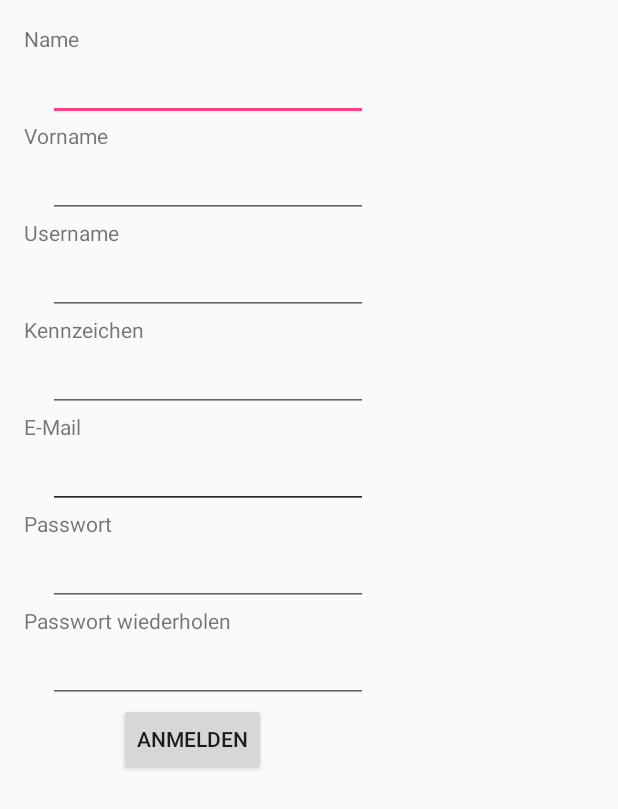
After one commit to SoerenJesseGruen/Schleppo, an Android app: the SignUpActivity screen opened directly, with no data from a screen before it, on a phone screen of 412 x 824 dp. The commit adds this screen. Shown: the top 809 px of the screen. Run offline under Robolectric (Android 15) with nearby library versions, the light colour scheme and no system bars; libraries missing offline, so code that uses them is left out: com.parse; 1 statement that could not run was skipped.

Commit message:
Login und Registrierung implementiert, diverse kl. Änderungen an UserManagement

```diff
--- /dev/null
+++ b/app/src/main/java/moco/schleppo/SignUpActivity.java
@@ -0,0 +1,79 @@
+package moco.schleppo;
+
+import android.content.Context;
+import android.os.Bundle;
+import android.support.v7.app.AppCompatActivity;
+import android.util.Log;
+import android.view.View;
+import android.widget.Button;
+import android.widget.EditText;
+import android.widget.Toast;
+
+import com.parse.ParseException;
+import com.parse.ParseUser;
+import com.parse.SignUpCallback;
+
+/**
+ * Created by soere on 05.12.2016.
+ */
+
+public class SignUpActivity  extends AppCompatActivity {
+
+    Button btnSignUp;
+    ParseUser parseUser;
+
+    @Override
+    protected void onCreate(Bundle savedInstanceState) {
+        super.onCreate(savedInstanceState);
+        setContentView(R.layout.activity_signup);
+
+        parseUser = new ParseUser();
+
+        setClickListener();
+    }
+
+    private void setClickListener () {
+
+        btnSignUp = (Button) findViewById(R.id.buttonSignUp_signUp);
+
+        btnSignUp.setOnClickListener(new View.OnClickListener() {
+            @Override
+            public void onClick(View view) {
+                EditText username = (EditText) findViewById(R.id.regUsernameInputText);
+                EditText name = (EditText) findViewById(R.id.regNameInputText);
+                EditText forename = (EditText) findViewById(R.id.regSurnameInputText);
+                EditText email = (EditText) findViewById(R.id.regMailInputText);
+                EditText licenseNumber = (EditText) findViewById(R.id.regLicencePlateInputText);
+                EditText password1 = (EditText) findViewById(R.id.regPassword1InputText);
+                EditText password2 = (EditText) findViewById(R.id.regPassword2InputText);
+
+                if(password1.getText().toString().compareTo(password2.getText().toString()) == 0) {
+                    parseUser.setUsername(username.getText().toString());
+                    parseUser.setEmail(email.getText().toString());
+                    parseUser.setPassword(password1.getText().toString());
+                    parseUser.put("name", name.getText().toString());
+                    parseUser.put("forename", forename.getText().toString());
+                    parseUser.put("licenseNumber", licenseNumber.getText().toString());
+
+                    parseUser.signUpInBackground(new SignUpCallback() {
+                        @Override
+                        public void done(ParseException e) {
+                            if (e == null) {
+                                finish();
+                            } else {
+                                Log.d("SignUp", e.getMessage());
+                            }
+                        }
+                    });
+                } else {
+                    Context context = getApplicationContext();
+                    CharSequence text = "Passwörter stimmern nicht überein!";
+                    int duration = Toast.LENGTH_SHORT;
+
+                    Toast toast = Toast.makeText(context, text, duration);
+                    toast.show();
+                }
+            }
+        });
+    }
+}
--- /dev/null
+++ b/app/src/main/res/layout/activity_signup.xml
@@ -0,0 +1,168 @@
+<?xml version="1.0" encoding="utf-8"?>
+<RelativeLayout xmlns:android="http://schemas.android.com/apk/res/android"
+    xmlns:tools="http://schemas.android.com/tools"
+    android:id="@+id/activity_register"
+    android:layout_width="match_parent"
+    android:layout_height="match_parent"
+    android:paddingBottom="@dimen/activity_vertical_margin"
+    android:paddingLeft="@dimen/activity_horizontal_margin"
+    android:paddingRight="@dimen/activity_horizontal_margin"
+    android:paddingTop="@dimen/activity_vertical_margin"
+    tools:context="moco.schleppo.SignUpActivity">
+
+    <TextView
+        android:text="Name"
+        android:layout_width="wrap_content"
+        android:layout_height="wrap_content"
+        android:layout_alignParentTop="true"
+        android:layout_alignParentLeft="true"
+        android:layout_alignParentStart="true"
+        android:id="@+id/regNameLabelView" />
+
+    <EditText
+        android:layout_width="wrap_content"
+        android:layout_height="wrap_content"
+        android:inputType="textPersonName"
+        android:text=""
+        android:ems="10"
+        android:layout_marginLeft="16dp"
+        android:layout_marginStart="16dp"
+        android:id="@+id/regNameInputText"
+        android:layout_below="@+id/regNameLabelView"
+        android:layout_alignParentLeft="true"
+        android:layout_alignParentStart="true" />
+
+    <EditText
+        android:layout_width="wrap_content"
+        android:layout_height="wrap_content"
+        android:inputType="textPersonName"
+        android:ems="10"
+        android:id="@+id/regUsernameInputText"
+        android:layout_below="@+id/regUsernameLabelView"
+        android:layout_alignLeft="@+id/regSurnameInputText"
+        android:layout_alignStart="@+id/regSurnameInputText" />
+
+    <EditText
+        android:layout_width="wrap_content"
+        android:layout_height="wrap_content"
+        android:inputType="textPersonName"
+        android:text=""
+        android:ems="10"
+        android:id="@+id/regSurnameInputText"
+        android:layout_below="@+id/regLabelSurname"
+        android:layout_alignLeft="@+id/regNameInputText"
+        android:layout_alignStart="@+id/regNameInputText" />
+
+    <TextView
+        android:text="Kennzeichen"
+        android:layout_width="wrap_content"
+        android:layout_height="wrap_content"
+        android:layout_below="@+id/regUsernameInputText"
+        android:id="@+id/regLicensePlateLabelView" />
+
+    <TextView
+        android:text="E-Mail"
+        android:layout_width="wrap_content"
+        android:layout_height="wrap_content"
+        android:layout_below="@+id/regLicencePlateInputText"
+        android:layout_alignRight="@+id/regLabelSurname"
+        android:layout_alignEnd="@+id/regLabelSurname"
+        android:id="@+id/regMailLabelView"
+        android:layout_alignParentLeft="true"
+        android:layout_alignParentStart="true" />
+
+    <EditText
+        android:layout_width="wrap_content"
+        android:layout_height="wrap_content"
+        android:inputType="textEmailAddress"
+        android:ems="10"
+        android:layout_below="@+id/regMailLabelView"
+        android:layout_alignRight="@+id/regLicencePlateInputText"
+        android:layout_alignEnd="@+id/regLicencePlateInputText"
+        android:id="@+id/editText5" />
+
+    <TextView
+        android:text="Username"
+        android:layout_width="wrap_content"
+        android:layout_height="wrap_content"
+        android:id="@+id/regUsernameLabelView"
+        android:layout_below="@+id/regSurnameInputText"
+        android:layout_alignParentLeft="true"
+        android:layout_alignParentStart="true" />
+
+    <TextView
+        android:text="Passwort"
+        android:layout_width="wrap_content"
+        android:layout_height="wrap_content"
+        android:layout_below="@+id/editText5"
+        android:layout_alignParentLeft="true"
+        android:layout_alignParentStart="true"
+        android:id="@+id/regPassword1LabelView" />
+
+    <EditText
+        android:layout_width="wrap_content"
+        android:layout_height="wrap_content"
+        android:inputType="textPassword"
+        android:ems="10"
+        android:id="@+id/regPassword1InputText"
+        android:layout_below="@+id/regPassword1LabelView"
+        android:layout_alignLeft="@+id/editText5"
+        android:layout_alignStart="@+id/editText5" />
+
+    <EditText
+        android:layout_width="wrap_content"
+        android:layout_height="wrap_content"
+        android:inputType="textEmailAddress"
+        android:ems="10"
+        android:id="@+id/regMailInputText"
+        android:layout_alignBaseline="@+id/editText5"
+        android:layout_alignBottom="@+id/editText5"
+        android:layout_alignLeft="@+id/editText5"
+        android:layout_alignStart="@+id/editText5" />
+
+    <EditText
+        android:layout_width="wrap_content"
+        android:layout_height="wrap_content"
+        android:inputType="textPersonName"
+        android:ems="10"
+        android:id="@+id/regLicencePlateInputText"
+        android:layout_below="@+id/regLicensePlateLabelView"
+        android:layout_alignLeft="@+id/regUsernameInputText"
+        android:layout_alignStart="@+id/regUsernameInputText" />
+
+    <TextView
+        android:text="Passwort wiederholen"
+        android:layout_width="wrap_content"
+        android:layout_height="wrap_content"
+        android:layout_below="@+id/regPassword1InputText"
+        android:id="@+id/regPassword2LabelView" />
+
+    <EditText
+        android:layout_width="wrap_content"
+        android:layout_height="wrap_content"
+        android:inputType="textPassword"
+        android:ems="10"
+        android:layout_below="@+id/regPassword2LabelView"
+        android:layout_alignRight="@+id/regPassword1InputText"
+        android:layout_alignEnd="@+id/regPassword1InputText"
+        android:id="@+id/regPassword2InputText" />
+
+    <Button
+        android:text="Anmelden"
+        android:layout_width="wrap_content"
+        android:layout_height="wrap_content"
+        android:layout_below="@+id/regPassword2InputText"
+        android:layout_toRightOf="@+id/regUsernameLabelView"
+        android:layout_toEndOf="@+id/regUsernameLabelView"
+        android:id="@+id/buttonSignUp_signUp" />
+
+    <TextView
+        android:text="Vorname"
+        android:layout_width="wrap_content"
+        android:layout_height="wrap_content"
+        android:id="@+id/regLabelSurname"
+        android:layout_below="@+id/regNameInputText"
+        android:layout_alignParentLeft="true"
+        android:layout_alignParentStart="true" />
+
+</RelativeLayout>
```
Also changed, not shown: app/src/main/AndroidManifest.xml (+20 -10 lines), app/src/main/java/moco/schleppo/LoginActivity.java (added, +65 -0 lines), app/src/main/java/moco/schleppo/MainActivity.java (+21 -13 lines), app/src/main/java/moco/schleppo/fragments/ProfilFragment.java (+11 -3 lines), app/src/main/java/moco/schleppo/fragments/UserManagement.java (+49 -27 lines), app/src/main/res/layout/activity_login.xml (added, +87 -0 lines), app/src/main/res/layout/fragment_profil.xml (+5 -5 lines), app/src/main/res/values/strings.xml (+6 -2 lines).
